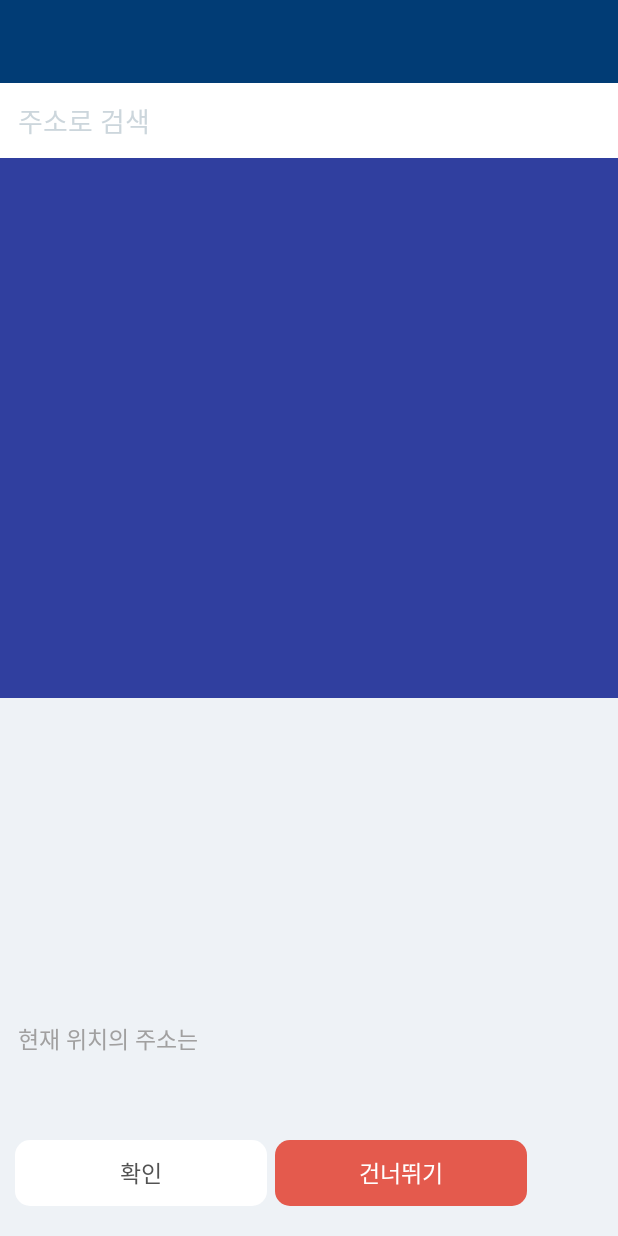
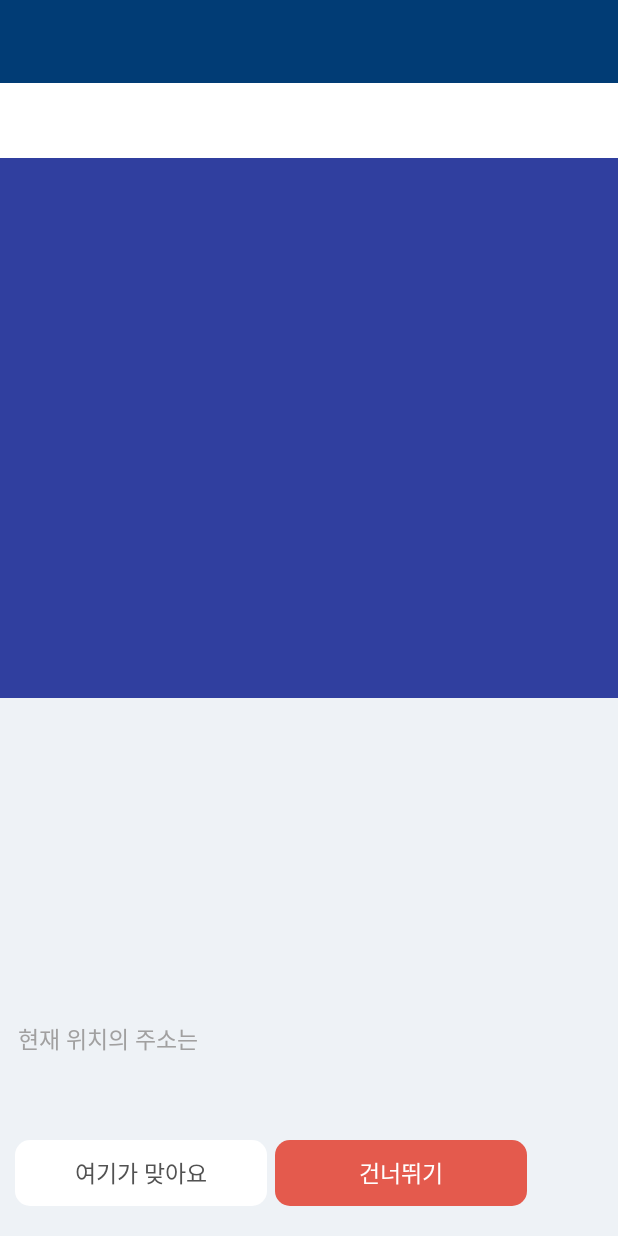
Before and after one commit to HwasooSung/zipsa, an Android app: the layout activity_current_map.xml on its own in the app's theme, with its tools: preview values and no code run, on a phone screen of 412 x 824 dp. Run offline under Robolectric (Android 15) with nearby library versions, the phone set to English and light mode, and no system bars; Roboto replaces fonts that are not available here.

```diff
--- a/app/src/main/java/com/teamnexters/zipsa/util/AddressGiver.java
+++ b/app/src/main/java/com/teamnexters/zipsa/util/AddressGiver.java
@@ -38,7 +38,7 @@ public class AddressGiver {
                 }
             }
         } catch (Exception e) {
-            Toast.makeText(context, "주소를 가져 올 수 없습니다.", Toast.LENGTH_LONG).show();
+            Toast.makeText(context, "주소를 가져올 수 없어요. 바깥에서 시도해주세요.", Toast.LENGTH_LONG).show();
             e.printStackTrace();
         }
     }
--- a/app/src/main/res/layout/activity_current_map.xml
+++ b/app/src/main/res/layout/activity_current_map.xml
@@ -15,10 +15,15 @@
         android:layout_height="50dp"
         android:layout_marginTop="55dp"
         android:background="@color/white"
-        android:hint="주소로 검색"
         android:paddingLeft="11.7dp"
         android:textColor="@color/greyish_brown"
         android:textColorHint="@color/cloudy_blue" />
+    <ImageView
+        android:id="@+id/current_map_activity_search_button"
+        android:layout_width="50dp"
+        android:layout_height="50dp"
+        android:layout_alignParentRight="true"
+        android:layout_marginTop="55dp"/>
 
     <!-- Naver Map -->
 
@@ -50,7 +55,7 @@
         android:layout_marginLeft="10dp"
         android:background="@drawable/round_corner"
         android:gravity="center"
-        android:text="확인"
+        android:text="여기가 맞아요"
         android:textColor="@color/greyish_brown"
         android:textSize="15sp" />
     <TextView
```
Also changed, not shown: app/src/main/java/com/teamnexters/zipsa/activity/CurrentMapActivity.java (+44 -8 lines), app/src/main/java/com/teamnexters/zipsa/fragment/NaverMapFragment.java (+15 -34 lines), app/src/main/java/com/teamnexters/zipsa/util/ConstantsCommon.java (+6 -2 lines), app/src/main/java/com/teamnexters/zipsa/util/HttpCommuicator.java (added, +37 -0 lines), app/src/main/java/com/teamnexters/zipsa/util/OnDataSentListener.java (added, +9 -0 lines), app/src/main/res/drawable/search.png (added), 1 other file.
